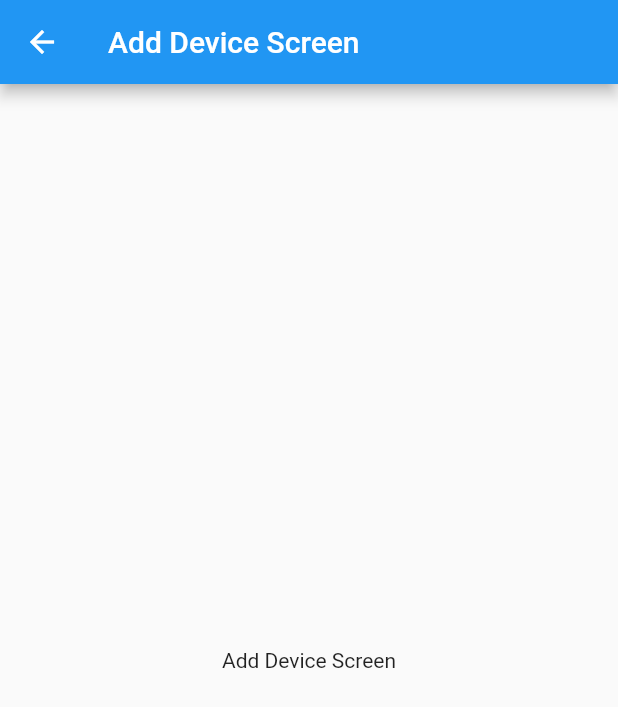
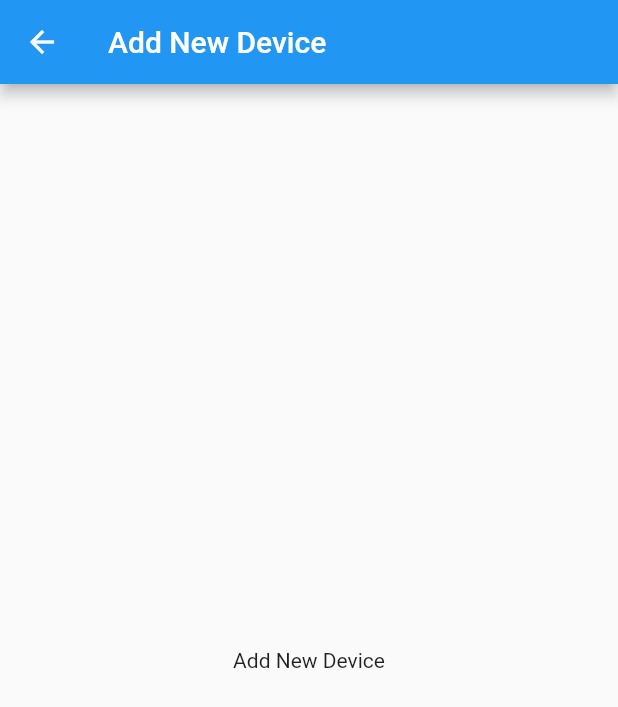
Before and after one commit to lingxuxiong/FlutterAura, a Flutter app: the screen it shows after launch, after a tap on "No devices found", on a phone screen of 412 x 824 dp. Shown: the top 707 px of the screen. Run offline on Flutter 3.47's test engine with Material 2 defaults, Android fonts, the phone set to English and light mode, and no system bars.

Commit message:
redefine screen responsibilities

```diff
--- a/lib/add_device_screen.dart
+++ b/lib/add_device_screen.dart
@@ -5,11 +5,11 @@ class AddDeviceScreen extends StatelessWidget {
   Widget build(BuildContext context) {
     return Scaffold(
       appBar: AppBar(
-        title: Text('Add Device Screen'),
+        title: Text('Add New Device'),
       ),
       body: Center(
         child: Text(
-          'Add Device Screen',
+          'Add New Device',
           textDirection: TextDirection.ltr,
         ),
       )
--- a/lib/devices_list_screen.dart
+++ b/lib/devices_list_screen.dart
@@ -1,12 +1,5 @@
 import 'package:aura/add_device_screen.dart';
 import 'package:flutter/material.dart';
-
-void main() {
-  runApp(MaterialApp(
-    title: 'Add Device Screen',
-    home: DevicesListScreen(),
-  ));
-}
 
 class DevicesListScreen extends StatelessWidget {
   @override
@@ -21,7 +14,7 @@ class DevicesListScreen extends StatelessWidget {
             print('TODO: to open drawer menu');
           },
         ),
-        title: Text('Devices List Screen'),
+        title: Text('Devices List'),
         actions: <Widget>[
           IconButton(
             icon: Icon(Icons.search),
--- /dev/null
+++ b/lib/home_screen.dart
@@ -0,0 +1,16 @@
+import 'package:aura/devices_list_screen.dart';
+import 'package:flutter/material.dart';
+
+void main() {
+  runApp(MaterialApp(
+    title: 'Home Screen',
+    home: HomeScreen(),
+  ));
+}
+
+class HomeScreen extends StatelessWidget {
+  @override
+  Widget build(BuildContext context) {
+    return DevicesListScreen();
+  }
+}
```
